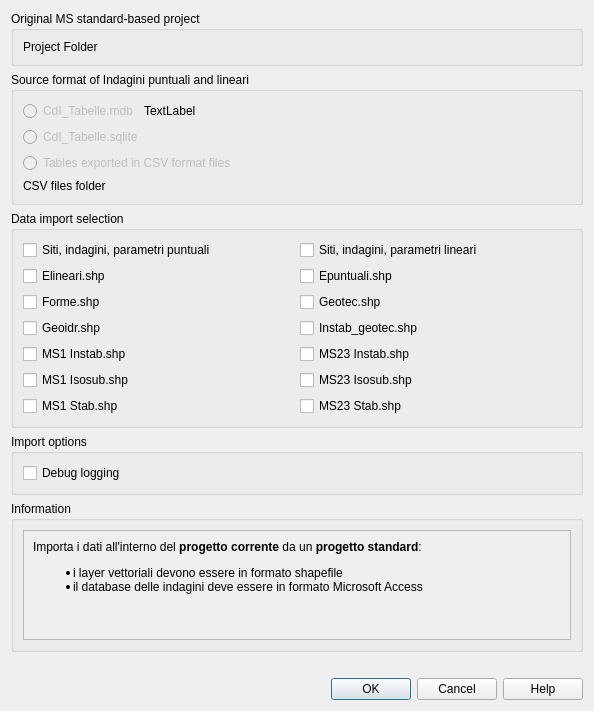
CNR-IGAG/mzs-tools, file mzs_tools/gui/dlg_import_data.ui: the form before one commit.
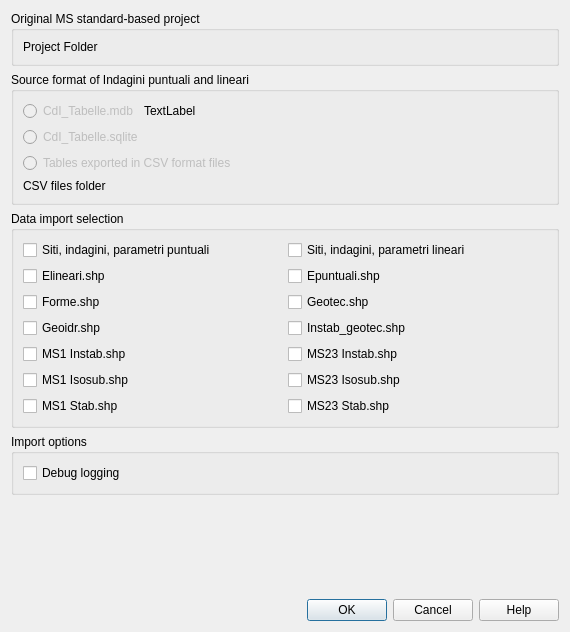
The form after the commit. Custom widgets are drawn as their Qt base class.

Diff of the .ui file:
```diff
--- a/mzs_tools/gui/dlg_import_data.ui
+++ b/mzs_tools/gui/dlg_import_data.ui
@@ -6,8 +6,8 @@
    <rect>
     <x>0</x>
     <y>0</y>
-    <width>594</width>
-    <height>711</height>
+    <width>570</width>
+    <height>632</height>
    </rect>
   </property>
   <property name="windowTitle">
@@ -244,53 +244,6 @@
      </layout>
     </widget>
    </item>
-   <item>
-    <widget class="QgsCollapsibleGroupBox" name="mGroupBox">
-     <property name="title">
-      <string>Information</string>
-     </property>
-     <property name="collapsed">
-      <bool>true</bool>
-     </property>
-     <layout class="QVBoxLayout" name="verticalLayout_5">
-      <item>
-       <widget class="QScrollArea" name="scrollArea">
-        <property name="widgetResizable">
-         <bool>true</bool>
-        </property>
-        <widget class="QWidget" name="scrollAreaWidgetContents">
-         <property name="geometry">
-          <rect>
-           <x>0</x>
-           <y>0</y>
-           <width>556</width>
-           <height>93</height>
-          </rect>
-         </property>
-         <layout class="QVBoxLayout" name="verticalLayout_2">
-          <item>
-           <widget class="QLabel" name="label_2">
-            <property name="text">
-             <string>&lt;html&gt;&lt;head/&gt;&lt;body&gt;&lt;p&gt;Importa i dati all'interno del &lt;span style=&quot; font-weight:600;&quot;&gt;progetto corrente&lt;/span&gt; da un &lt;span style=&quot; font-weight:600;&quot;&gt;progetto standard&lt;/span&gt;:&lt;/p&gt;&lt;ul style=&quot;margin-top: 0px; margin-bottom: 0px; margin-left: 0px; margin-right: 0px; -qt-list-indent: 1;&quot;&gt;&lt;li style=&quot; margin-top:12px; margin-bottom:0px; margin-left:0px; margin-right:0px; -qt-block-indent:0; text-indent:0px;&quot;&gt;i layer vettoriali devono essere in formato shapefile &lt;/li&gt;&lt;li style=&quot; margin-top:0px; margin-bottom:12px; margin-left:0px; margin-right:0px; -qt-block-indent:0; text-indent:0px;&quot;&gt;il database delle indagini deve essere in formato Microsoft Access&lt;/li&gt;&lt;/ul&gt;&lt;/body&gt;&lt;/html&gt;</string>
-            </property>
-            <property name="textFormat">
-             <enum>Qt::RichText</enum>
-            </property>
-            <property name="alignment">
-             <set>Qt::AlignLeading|Qt::AlignLeft|Qt::AlignTop</set>
-            </property>
-            <property name="wordWrap">
-             <bool>true</bool>
-            </property>
-           </widget>
-          </item>
-         </layout>
-        </widget>
-       </widget>
-      </item>
-     </layout>
-    </widget>
-   </item>
    <item>
     <spacer name="verticalSpacer">
      <property name="orientation">
@@ -317,12 +270,6 @@
   </layout>
  </widget>
  <customwidgets>
-  <customwidget>
-   <class>QgsCollapsibleGroupBox</class>
-   <extends>QGroupBox</extends>
-   <header>qgscollapsiblegroupbox.h</header>
-   <container>1</container>
-  </customwidget>
   <customwidget>
    <class>QgsFileWidget</class>
    <extends>QWidget</extends>
```
